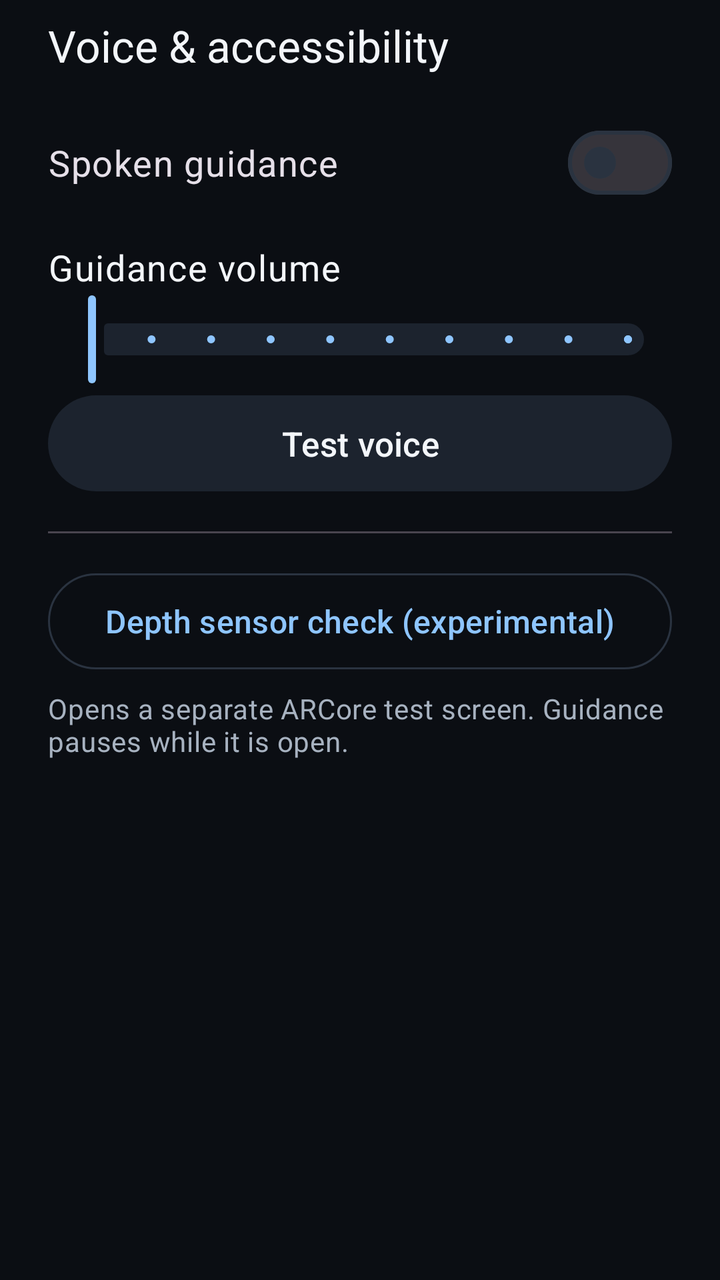
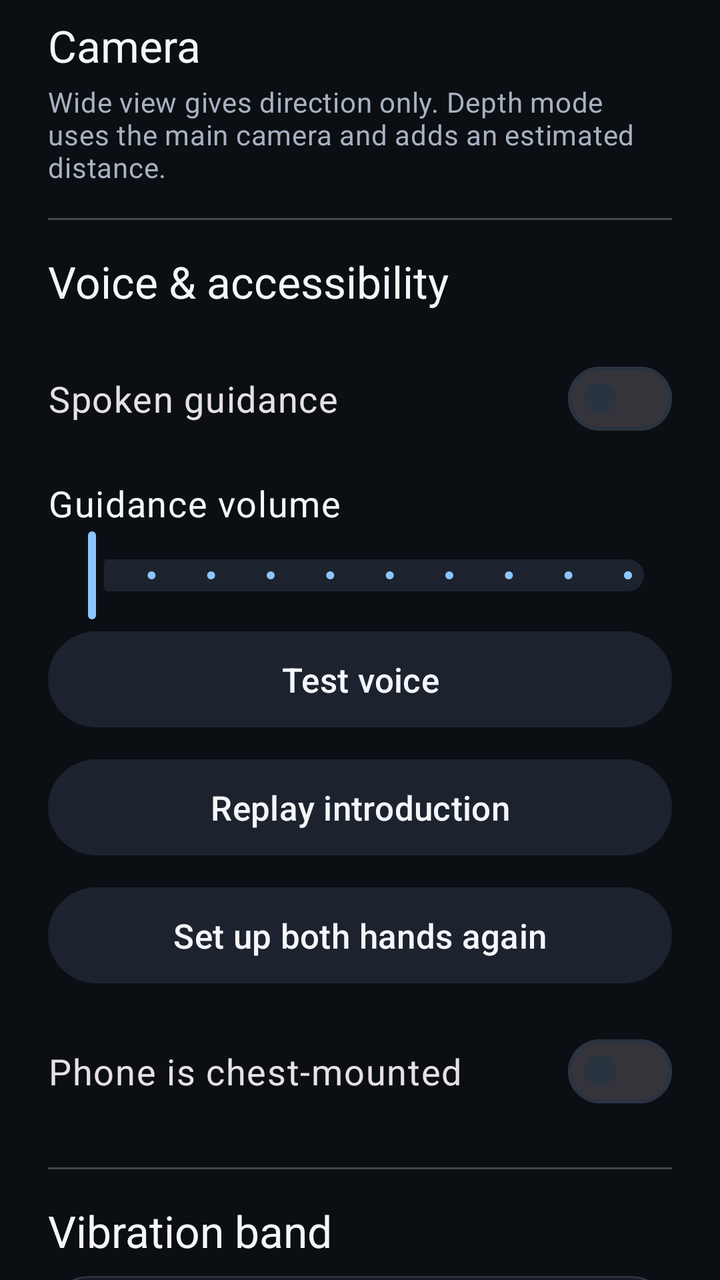

An Android layout rendered at two revisions. The XML below is the earlier revision; the diff shows what the commit changed to produce the second picture.
<!-- AndroidManifest.xml: application theme Theme.Reach -->
<!-- res/layout/sheet_settings.xml -->
<?xml version="1.0" encoding="utf-8"?>
<LinearLayout xmlns:android="http://schemas.android.com/apk/res/android"
    android:layout_width="match_parent"
    android:layout_height="wrap_content"
    android:orientation="vertical"
    android:paddingHorizontal="24dp"
    android:paddingTop="8dp"
    android:paddingBottom="24dp">

    <TextView
        android:layout_width="wrap_content"
        android:layout_height="wrap_content"
        android:accessibilityHeading="true"
        android:text="@string/settings_title"
        android:textAppearance="@style/TextAppearance.Material3.TitleLarge"
        android:textColor="@color/reach_text" />

    <com.google.android.material.materialswitch.MaterialSwitch
        android:id="@+id/switchSpeech"
        android:layout_width="match_parent"
        android:layout_height="wrap_content"
        android:layout_marginTop="12dp"
        android:minHeight="64dp"
        android:text="@string/spoken_guidance"
        android:textAppearance="@style/TextAppearance.Material3.BodyLarge"
        android:textSize="18sp" />

    <TextView
        android:id="@+id/volumeLabel"
        android:layout_width="wrap_content"
        android:layout_height="wrap_content"
        android:layout_marginTop="8dp"
        android:labelFor="@id/sliderVolume"
        android:text="@string/guidance_volume"
        android:textAppearance="@style/TextAppearance.Material3.BodyLarge"
        android:textColor="@color/reach_text"
        android:textSize="18sp" />

    
    <com.google.android.material.slider.Slider
        android:id="@+id/sliderVolume"
        android:layout_width="match_parent"
        android:layout_height="wrap_content"
        android:contentDescription="@string/guidance_volume"
        android:stepSize="0.1"
        android:valueFrom="0.1"
        android:valueTo="1.0" />

    <com.google.android.material.button.MaterialButton
        android:id="@+id/btnTestVoice"
        style="@style/Widget.Material3.Button.TonalButton"
        android:layout_width="match_parent"
        android:layout_height="56dp"
        android:text="@string/test_voice"
        android:textSize="17sp" />

    <com.google.android.material.divider.MaterialDivider
        android:layout_width="match_parent"
        android:layout_height="wrap_content"
        android:layout_marginVertical="16dp" />

    <com.google.android.material.button.MaterialButton
        android:id="@+id/btnDepth"
        style="@style/Widget.Material3.Button.OutlinedButton"
        android:layout_width="match_parent"
        android:layout_height="56dp"
        android:text="@string/depth_check"
        android:textSize="16sp" />

    <TextView
        android:layout_width="wrap_content"
        android:layout_height="wrap_content"
        android:layout_marginTop="6dp"
        android:text="@string/depth_check_note"
        android:textAppearance="@style/TextAppearance.Material3.BodyMedium"
        android:textColor="@color/reach_text_secondary" />
</LinearLayout>
<!-- resources referenced by this layout -->
<resources>
  <color name="reach_text">#F3F6FA</color>
  <color name="reach_text_secondary">#A7B2C0</color>
  <string name="depth_check">Depth sensor check (experimental)</string>
  <string name="depth_check_note">Opens a separate ARCore test screen. Guidance pauses while it is open.</string>
  <string name="guidance_volume">Guidance volume</string>
  <string name="settings_title">Voice &amp; accessibility</string>
  <string name="spoken_guidance">Spoken guidance</string>
  <string name="test_voice">Test voice</string>
  <style name="Theme.Reach" parent="Theme.Material3.Dark.NoActionBar">
          <item name="colorPrimary">@color/reach_primary</item>
          <item name="colorOnPrimary">@color/reach_on_primary</item>
          <item name="colorPrimaryContainer">@color/reach_primary_container</item>
          <item name="colorOnPrimaryContainer">@color/reach_on_primary_container</item>
          <item name="colorSecondaryContainer">@color/reach_surface_high</item>
          <item name="colorOnSecondaryContainer">@color/reach_text</item>
          <item name="colorSurface">@color/reach_surface</item>
          <item name="colorOnSurface">@color/reach_text</item>
          <item name="colorOnSurfaceVariant">@color/reach_text_secondary</item>
          <item name="colorSurfaceContainerLow">@color/reach_surface</item>
          <item name="colorSurfaceContainer">@color/reach_surface</item>
          <item name="colorSurfaceContainerHigh">@color/reach_surface_high</item>
          <item name="colorOutline">@color/reach_outline</item>
          <item name="android:colorBackground">@color/reach_bg</item>
          <item name="android:windowBackground">@color/reach_bg</item>
          <item name="android:statusBarColor">@color/reach_bg</item>
          <item name="android:navigationBarColor">@color/reach_bg</item>
      </style>
  <color name="reach_primary">#8EC5FF</color>
  <color name="reach_on_primary">#06213D</color>
  <color name="reach_primary_container">#1E3A5C</color>
  <color name="reach_on_primary_container">#D6E9FF</color>
  <color name="reach_surface_high">#1C232E</color>
  <color name="reach_surface">#141922</color>
  <color name="reach_outline">#2A3340</color>
  <color name="reach_bg">#0B0E13</color>
</resources>

<!-- the commit's change to res/layout/sheet_settings.xml (unified diff, before → after) -->
@@ -1,5 +1,8 @@
 <?xml version="1.0" encoding="utf-8"?>
-<LinearLayout xmlns:android="http://schemas.android.com/apk/res/android"
+<androidx.core.widget.NestedScrollView xmlns:android="http://schemas.android.com/apk/res/android"
+    android:layout_width="match_parent"
+    android:layout_height="wrap_content">
+<LinearLayout
     android:layout_width="match_parent"
     android:layout_height="wrap_content"
     android:orientation="vertical"
@@ -11,6 +14,33 @@
         android:layout_width="wrap_content"
         android:layout_height="wrap_content"
         android:accessibilityHeading="true"
+        android:text="@string/camera_title"
+        android:textAppearance="@style/TextAppearance.Material3.TitleLarge"
+        android:textColor="@color/reach_text" />
+
+    
+    <RadioGroup
+        android:id="@+id/cameraGroup"
+        android:layout_width="match_parent"
+        android:layout_height="wrap_content"
+        android:layout_marginTop="4dp" />
+
+    <TextView
+        android:layout_width="wrap_content"
+        android:layout_height="wrap_content"
+        android:text="@string/camera_note"
+        android:textAppearance="@style/TextAppearance.Material3.BodyMedium"
+        android:textColor="@color/reach_text_secondary" />
+
+    <com.google.android.material.divider.MaterialDivider
+        android:layout_width="match_parent"
+        android:layout_height="wrap_content"
+        android:layout_marginVertical="16dp" />
+
+    <TextView
+        android:layout_width="wrap_content"
+        android:layout_height="wrap_content"
+        android:accessibilityHeading="true"
         android:text="@string/settings_title"
         android:textAppearance="@style/TextAppearance.Material3.TitleLarge"
         android:textColor="@color/reach_text" />
@@ -54,6 +84,97 @@
         android:text="@string/test_voice"
         android:textSize="17sp" />
 
+    <com.google.android.material.button.MaterialButton
+        android:id="@+id/btnTutorial"
+        style="@style/Widget.Material3.Button.TonalButton"
+        android:layout_width="match_parent"
+        android:layout_height="56dp"
+        android:layout_marginTop="8dp"
+        android:text="@string/replay_intro"
+        android:textSize="17sp" />
+
+    <com.google.android.material.button.MaterialButton
+        android:id="@+id/btnHands"
+        style="@style/Widget.Material3.Button.TonalButton"
+        android:layout_width="match_parent"
+        android:layout_height="56dp"
+        android:layout_marginTop="8dp"
+        android:text="@string/setup_hands"
+        android:textSize="17sp" />
+
+    
+    <com.google.android.material.materialswitch.MaterialSwitch
+        android:id="@+id/switchChest"
+        android:layout_width="match_parent"
+        android:layout_height="wrap_content"
+        android:layout_marginTop="8dp"
+        android:minHeight="64dp"
+        android:text="@string/chest_mounted"
+        android:textAppearance="@style/TextAppearance.Material3.BodyLarge"
+        android:textSize="18sp" />
+
+    <com.google.android.material.divider.MaterialDivider
+        android:layout_width="match_parent"
+        android:layout_height="wrap_content"
+        android:layout_marginVertical="16dp" />
+
+    <TextView
+        android:layout_width="wrap_content"
+        android:layout_height="wrap_content"
+        android:accessibilityHeading="true"
+        android:text="@string/band_title"
+        android:textAppearance="@style/TextAppearance.Material3.TitleLarge"
+        android:textColor="@color/reach_text" />
+
+    
+    <TextView
+        android:id="@+id/bandStatus"
+        android:layout_width="match_parent"
+        android:layout_height="wrap_content"
+        android:layout_marginTop="8dp"
+        android:background="@drawable/bg_setup_card"
+        android:padding="14dp"
+        android:accessibilityLiveRegion="polite"
+        android:textAppearance="@style/TextAppearance.Material3.BodyLarge"
+        android:textColor="@color/reach_text"
+        android:textSize="17sp" />
+
+    <com.google.android.material.button.MaterialButton
+        android:id="@+id/btnBandConnect"
+        style="@style/Widget.Material3.Button.TonalButton"
+        android:layout_width="match_parent"
+        android:layout_height="56dp"
+        android:layout_marginTop="8dp"
+        android:text="@string/band_reconnect"
+        android:textSize="17sp" />
+
+    <com.google.android.material.button.MaterialButton
+        android:id="@+id/btnBandTest"
+        style="@style/Widget.Material3.Button.TonalButton"
+        android:layout_width="match_parent"
+        android:layout_height="56dp"
+        android:layout_marginTop="8dp"
+        android:text="@string/band_self_test"
+        android:textSize="17sp" />
+
+    <com.google.android.material.button.MaterialButton
+        android:id="@+id/btnBandReview"
+        style="@style/Widget.Material3.Button.TonalButton"
+        android:layout_width="match_parent"
+        android:layout_height="56dp"
+        android:layout_marginTop="8dp"
+        android:text="@string/band_review"
+        android:textSize="17sp" />
+
+    <com.google.android.material.button.MaterialButton
+        android:id="@+id/btnBandStop"
+        style="@style/Widget.Material3.Button.OutlinedButton"
+        android:layout_width="match_parent"
+        android:layout_height="56dp"
+        android:layout_marginTop="8dp"
+        android:text="@string/band_stop"
+        android:textSize="17sp" />
+
     <com.google.android.material.divider.MaterialDivider
         android:layout_width="match_parent"
         android:layout_height="wrap_content"
@@ -74,4 +195,31 @@
         android:text="@string/depth_check_note"
         android:textAppearance="@style/TextAppearance.Material3.BodyMedium"
         android:textColor="@color/reach_text_secondary" />
+
+    <com.google.android.material.divider.MaterialDivider
+        android:layout_width="match_parent"
+        android:layout_height="wrap_content"
+        android:layout_marginVertical="16dp" />
+
+    <TextView
+        android:layout_width="wrap_content"
+        android:layout_height="wrap_content"
+        android:accessibilityHeading="true"
+        android:text="@string/diagnostics_title"
+        android:textAppearance="@style/TextAppearance.Material3.TitleMedium"
+        android:textColor="@color/reach_text" />
+
+    
+    <TextView
+        android:id="@+id/diagnostics"
+        android:layout_width="match_parent"
+        android:layout_height="wrap_content"
+        android:layout_marginTop="8dp"
+        android:background="@drawable/bg_setup_card"
+        android:padding="14dp"
+        android:fontFamily="monospace"
+        android:textColor="@color/reach_text_secondary"
+        android:textIsSelectable="true"
+        android:textSize="13sp" />
 </LinearLayout>
+</androidx.core.widget.NestedScrollView>
<!-- resource entries referenced after the edit -->
@@ -2,10 +2,28 @@
 <resources>
   <color name="reach_text">#F3F6FA</color>
   <color name="reach_text_secondary">#A7B2C0</color>
+  <!-- drawable bg_setup_card (drawable) -->
+  <?xml version="1.0" encoding="utf-8"?>
+  <shape xmlns:android="http://schemas.android.com/apk/res/android" android:shape="rectangle">
+      <solid android:color="@color/reach_surface" />
+      <stroke android:width="1dp" android:color="@color/reach_outline" />
+      <corners android:radius="20dp" />
+  </shape>
+  <string name="band_reconnect">Connect / reconnect</string>
+  <string name="band_review">Review haptic instructions</string>
+  <string name="band_self_test">Motor self-test</string>
+  <string name="band_stop">Stop vibration</string>
+  <string name="band_title">Vibration band</string>
+  <string name="camera_note">Wide view gives direction only. Depth mode uses the main camera and adds an estimated distance.</string>
+  <string name="camera_title">Camera</string>
+  <string name="chest_mounted">Phone is chest-mounted</string>
   <string name="depth_check">Depth sensor check (experimental)</string>
   <string name="depth_check_note">Opens a separate ARCore test screen. Guidance pauses while it is open.</string>
+  <string name="diagnostics_title">Diagnostics</string>
   <string name="guidance_volume">Guidance volume</string>
+  <string name="replay_intro">Replay introduction</string>
   <string name="settings_title">Voice &amp; accessibility</string>
+  <string name="setup_hands">Set up both hands again</string>
   <string name="spoken_guidance">Spoken guidance</string>
   <string name="test_voice">Test voice</string>
   <style name="Theme.Reach" parent="Theme.Material3.Dark.NoActionBar">
@@ -24,8 +42,9 @@
           <item name="colorOutline">@color/reach_outline</item>
           <item name="android:colorBackground">@color/reach_bg</item>
           <item name="android:windowBackground">@color/reach_bg</item>
-          <item name="android:statusBarColor">@color/reach_bg</item>
-          <item name="android:navigationBarColor">@color/reach_bg</item>
+          
+          <item name="android:statusBarColor">@android:color/transparent</item>
+          <item name="android:navigationBarColor">@android:color/transparent</item>
       </style>
   <color name="reach_primary">#8EC5FF</color>
   <color name="reach_on_primary">#06213D</color>
